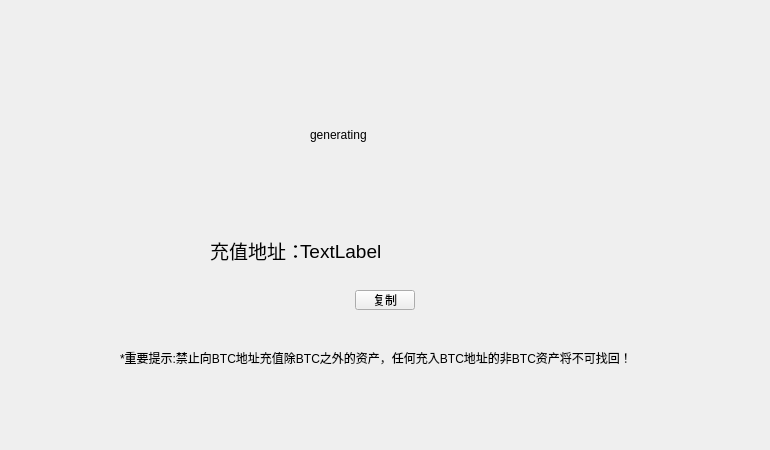
The window that depositpage/DepositQrcodeWidget.ui (HcashOrg/hx-indicator) describes before a commit, drawn with Qt 5.
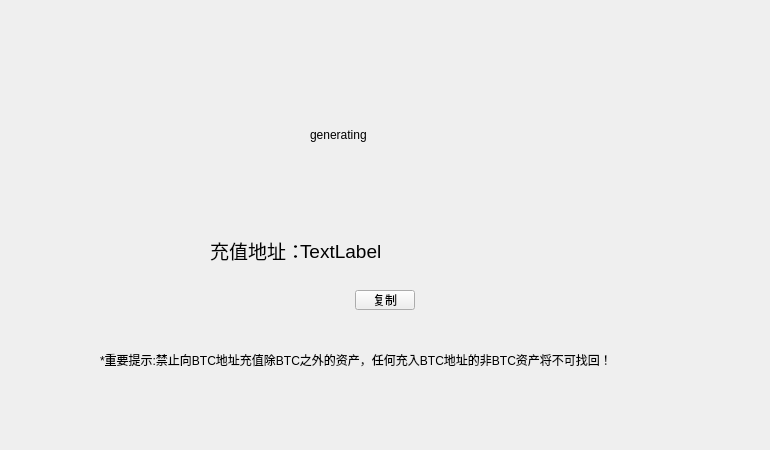
The same window after the commit.

The edit to the form file:
```diff
--- a/depositpage/DepositQrcodeWidget.ui
+++ b/depositpage/DepositQrcodeWidget.ui
@@ -29,10 +29,10 @@
   <widget class="QLabel" name="label_warning">
    <property name="geometry">
     <rect>
-     <x>120</x>
+     <x>100</x>
      <y>350</y>
-     <width>531</width>
-     <height>16</height>
+     <width>551</width>
+     <height>20</height>
     </rect>
    </property>
    <property name="text">
```
